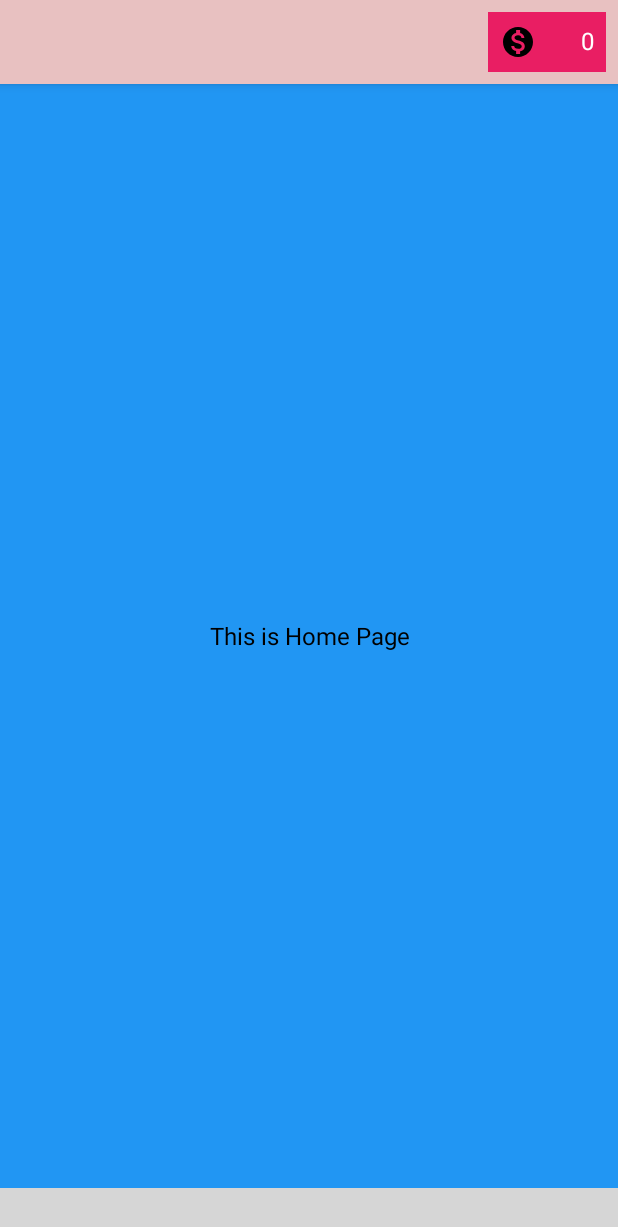
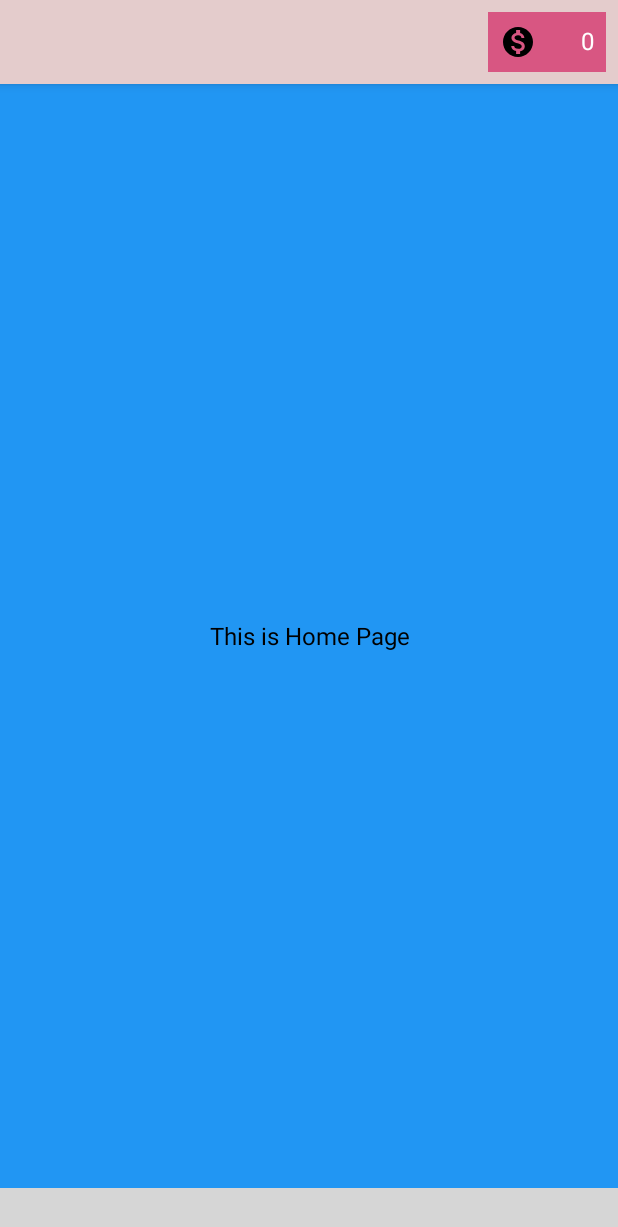
Before and after one commit to ganhuilin015/Project, an Android app built with Jetpack Compose: the screen it shows after launch (NavBar), on a phone screen of 412 x 824 dp. Shown: the top 1227 px of the screen. Run offline under Robolectric (Android 15) with nearby library versions, the light colour scheme and no system bars; our stand-ins replace navigation-ui; libraries missing offline, so code that uses them is left out: com.etebarian.meowbottomnavigation; plain views replace MeowBottomNavigation; 8 statements that could not run were skipped; grey boxes are pictures that could not be loaded.

Commit message:
added button image as pokemon

```diff
--- a/app/src/main/java/com/example/myanimal/NavBar.java
+++ b/app/src/main/java/com/example/myanimal/NavBar.java
@@ -1,8 +1,11 @@
 package com.example.myanimal;
 import androidx.appcompat.app.AppCompatActivity;
+import androidx.core.content.ContextCompat;
 import androidx.navigation.NavController;
 import androidx.navigation.Navigation;
 import androidx.navigation.ui.AppBarConfiguration;
+
+import android.content.Context;
 import android.graphics.Color;
 import android.os.Bundle;
 import android.util.Log;
@@ -16,6 +19,7 @@ public class NavBar extends AppCompatActivity {
     private MeowBottomNavigation bottomNavigation;
     private AppBarConfiguration appBarConfiguration;
     private NavController navController;
+    RelativeLayout main;
 
 
     @Override
@@ -23,40 +27,58 @@ public class NavBar extends AppCompatActivity {
         super.onCreate(savedInstanceState);
         setContentView(R.layout.activity_main);
 
+
+        main = findViewById(R.id.main);
+
         bottomNavigation = findViewById(R.id.bottomNavigation);
         bottomNavigation.add(new MeowBottomNavigation.Model(1,R.drawable.home));
         bottomNavigation.add(new MeowBottomNavigation.Model(2,R.drawable.pets));
         bottomNavigation.add(new MeowBottomNavigation.Model(3,R.drawable.earn));
         bottomNavigation.add(new MeowBottomNavigation.Model(4,R.drawable.profile));
 
+        int homeColor = ContextCompat.getColor(this, R.color.white);
+        int petsColor = ContextCompat.getColor(this, R.color.light_yellow);
+        int earnColor = ContextCompat.getColor(this, R.color.light_pink);
+        int profileColor = ContextCompat.getColor(this, R.color.teal_200);
+
         navController = Navigation.findNavController(this, R.id.nav_host_fragment);
+        getWindow().setNavigationBarColor(Color.parseColor("#EEE7A5"));
+        getWindow().setStatusBarColor(Color.parseColor("#EEE7A5"));
+
+
         bottomNavigation.setOnClickMenuListener(new MeowBottomNavigation.ClickListener() {
             @Override
             public void onClickItem(MeowBottomNavigation.Model item) {
                 // your codes
                 switch (item.getId()){
                     case 1:
+                        bottomNavigation.setBackgroundBottomColor(Color.parseColor("#EEE7A5"));
+                        main.setBackgroundColor(Color.parseColor("#2196F3"));
+                        bottomNavigation.setCircleColor(homeColor);
+                        break;
+
+                    case 2:
                         getWindow().setNavigationBarColor(Color.parseColor("#2196F3"));
                         bottomNavigation.setBackgroundBottomColor(Color.parseColor("#2196F3"));
                         getWindow().setStatusBarColor(Color.parseColor("#2196F3"));
+                        main.setBackgroundColor(Color.parseColor("#FF03DAC5"));
+                        bottomNavigation.setCircleColor(petsColor);
                         break;
 
-                    case 2:
+                    case 3:
                         getWindow().setNavigationBarColor(Color.parseColor("#FF03DAC5"));
                         bottomNavigation.setBackgroundBottomColor(Color.parseColor("#FF03DAC5"));
                         getWindow().setStatusBarColor(Color.parseColor("#FF03DAC5"));
+                        main.setBackgroundColor(Color.parseColor("#FFEB3B"));
+                        bottomNavigation.setCircleColor(earnColor);
                         break;
 
-                    case 3:
+                    case 4:
                         getWindow().setNavigationBarColor(Color.parseColor("#FFBB86FC"));
                         bottomNavigation.setBackgroundBottomColor(Color.parseColor("#FFBB86FC"));
                         getWindow().setStatusBarColor(Color.parseColor("#FFBB86FC"));
-                        break;
-
-                    case 4:
-                        getWindow().setNavigationBarColor(Color.parseColor("#EEE7A5"));
-                        bottomNavigation.setBackgroundBottomColor(Color.parseColor("#EEE7A5"));
-                        getWindow().setStatusBarColor(Color.parseColor("#EEE7A5"));
+                        main.setBackgroundColor(Color.parseColor("#EEE7A5"));
+                        bottomNavigation.setCircleColor(profileColor);
                         break;
                 }
 
--- a/app/src/main/res/layout/activity_main.xml
+++ b/app/src/main/res/layout/activity_main.xml
@@ -2,7 +2,9 @@
     xmlns:app="http://schemas.android.com/apk/res-auto"
     xmlns:tools="http://schemas.android.com/tools"
     android:layout_width="match_parent"
-    android:layout_height="match_parent">
+    android:layout_height="match_parent"
+    android:background="@color/light_blue"
+    android:id="@+id/main">
 
     <!-- Top Bar (App Bar) -->
     <com.google.android.material.appbar.AppBarLayout
@@ -15,7 +17,7 @@
 
             android:layout_width="match_parent"
             android:layout_height="?attr/actionBarSize"
-            android:background="#E8C1C1"
+            android:background="#E4CCCC"
             app:titleTextColor="#000000">
 
             <TextView
@@ -23,7 +25,7 @@
                 android:layout_width="wrap_content"
                 android:layout_height="wrap_content"
                 android:text="0"
-                android:background="#E91E63"
+                android:background="#D85682"
                 android:drawableLeft="@drawable/coin"
                 android:drawablePadding="30dp"
                 android:textColor="@android:color/white"
@@ -53,13 +55,14 @@
         android:layout_width="match_parent"
         android:layout_height="wrap_content"
         android:layout_alignParentBottom="true"
-        android:layout_gravity="bottom"
-        app:mbn_backgroundBottomColor="@color/purple_200"
-        app:mbn_circleColor="@color/purple_200"
+        app:mbn_backgroundBottomColor="@color/light_yellow"
+        app:mbn_circleColor="@color/white"
         app:mbn_countBackgroundColor="@color/light_blue"
-        app:mbn_defaultIconColor="@color/purple_700"
+        app:mbn_countTextColor="@color/black"
+        app:mbn_defaultIconColor="@color/black"
         app:mbn_rippleColor="#2f424242"
         app:mbn_selectedIconColor="#3c415e"
         app:mbn_shadowColor="#1f212121" />
 
+
 </RelativeLayout>
--- a/app/src/main/res/values/colors.xml
+++ b/app/src/main/res/values/colors.xml
@@ -9,4 +9,7 @@
     <color name="white">#FFFFFFFF</color>
     <color name="light_blue">#2196F3</color>
     <color name="light_yellow">#EEE7A5</color>
+    <color name="light_pink">#EEA5C2</color>
+    <color name="yellow">#FFEB3B</color>
+    <color name="pokemon_yellow">#FFFF00</color>
 </resources>
--- a/app/src/main/res/values/ids.xml
+++ /dev/null
@@ -1,4 +0,0 @@
-<?xml version="1.0" encoding="utf-8"?>
-<resources>
-    <item name="bottomNavigationView" type="id" />
-</resources>
--- a/app/src/main/res/values/refs.xml
+++ /dev/null
@@ -1,2 +0,0 @@
-<?xml version="1.0" encoding="utf-8"?>
-<resources></resources>
--- a/app/src/main/res/values/themes.xml
+++ b/app/src/main/res/values/themes.xml
@@ -2,11 +2,7 @@
 <resources>
 
     <style name="Theme.MyAnimal" parent="Theme.MaterialComponents.DayNight.NoActionBar">
-        <item name="colorPrimary">#EEE7A5</item>
-        <item name="android:background">@color/white</item>
-        <item name="itemIconTint">@color/purple_200</item>
         <item name="itemTextColor">@color/black</item>
-        <item name="android:navigationBarColor">@color/purple_700</item>
     </style>
 
 </resources>
```
Also changed, not shown: app/build.gradle (+12 -5 lines), app/src/main/java/com/example/myanimal/EarnFragment.java (+1 -7 lines), app/src/main/res/drawable/pokemon.xml (added, +46 -0 lines), app/src/main/res/layout/earn_fragment.xml (+10 -8 lines), app/src/main/images/pokemon.svg (added), 2 other files.
